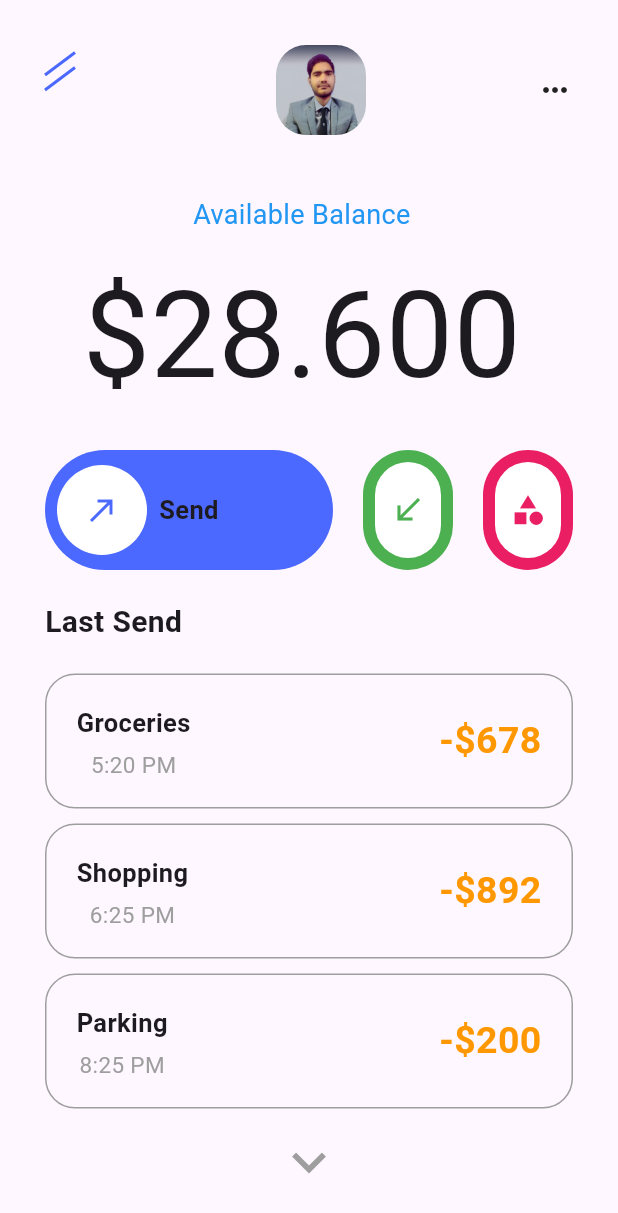
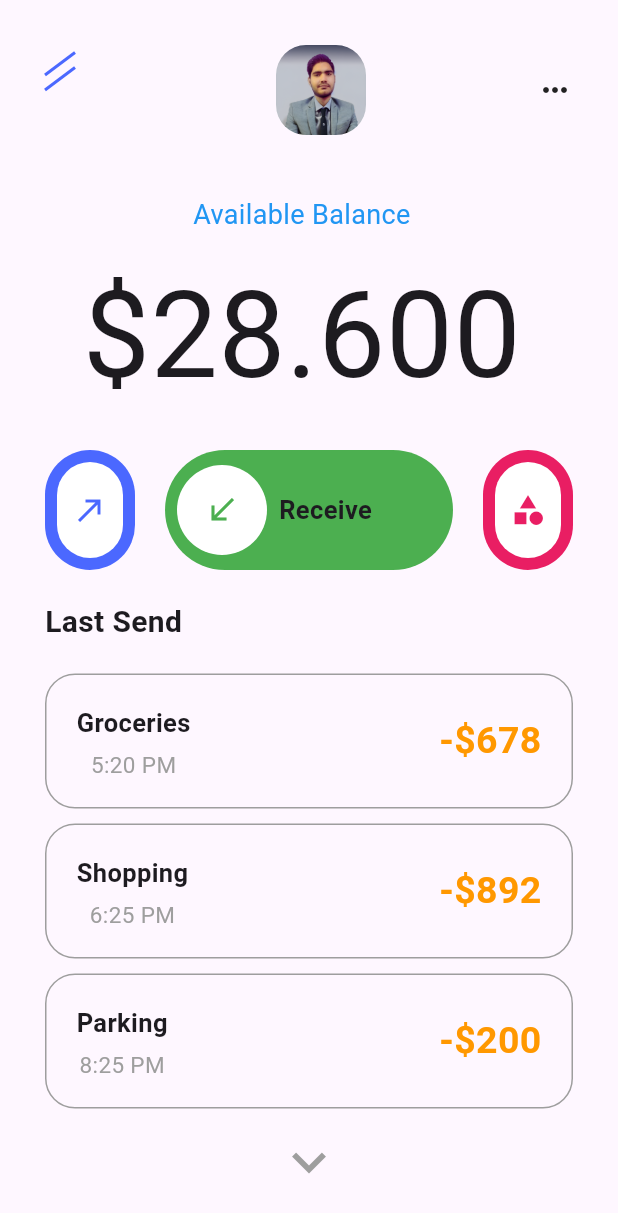
Before and after one commit to Yashu-Chaudhary/Banking-Mobile-App, a Flutter app: the screen it shows after launch, on a phone screen of 412 x 824 dp. Shown: the top 1213 px of the screen. Run offline on Flutter 3.47's test engine with Material 3 defaults, Android fonts, the light colour scheme and no system bars; our stand-ins replace get.

Commit message:
recive button logic

```diff
--- a/lib/app.dart
+++ b/lib/app.dart
@@ -1,4 +1,4 @@
-import 'package:banking_mobile_app/screens/home_screen.dart';
+import 'package:banking_mobile_app/screens/home%20screen/home_screen.dart';
 import 'package:flutter/material.dart';
 import 'package:get/get_navigation/src/root/get_material_app.dart';
 
--- a/lib/screens/home_screen.dart
+++ b/lib/screens/home screen/home_screen.dart
@@ -1,5 +1,5 @@
 import 'package:banking_mobile_app/utils/comman/detail_container.dart';
-import 'package:banking_mobile_app/utils/comman/expandable_row.dart';
+import 'package:banking_mobile_app/screens/home%20screen/widgets/expandable_row.dart';
 import 'package:banking_mobile_app/utils/constants/string_texts.dart';
 import 'package:banking_mobile_app/utils/comman/header.dart';
 import 'package:flutter/material.dart';
--- /dev/null
+++ b/lib/screens/home screen/widgets/expandable_row.dart
@@ -0,0 +1,73 @@
+import 'package:banking_mobile_app/screens/home%20screen/widgets/recive_button.dart';
+import 'package:banking_mobile_app/screens/home%20screen/widgets/send_button.dart';
+import 'package:banking_mobile_app/screens/send_money.dart';
+import 'package:banking_mobile_app/utils/comman/buttons/circular_buttons.dart';
+import 'package:banking_mobile_app/utils/comman/buttons/expended_buttons.dart';
+import 'package:banking_mobile_app/utils/constants/string_colors.dart';
+import 'package:banking_mobile_app/utils/constants/string_texts.dart';
+import 'package:flutter/material.dart';
+import 'package:get/get.dart';
+
+class PExpendableButtonRow extends StatefulWidget {
+  const PExpendableButtonRow({super.key});
+
+  @override
+  State<PExpendableButtonRow> createState() => _PExpendableButtonRowState();
+}
+
+class _PExpendableButtonRowState extends State<PExpendableButtonRow> {
+  int expandedIndex = 1;
+
+  static final List<Widget> button = [const SendButton(), const ReciveButton()];
+
+  @override
+  void setState(VoidCallback fn) {
+    button[expandedIndex];
+  }
+
+  @override
+  Widget build(BuildContext context) {
+    return Row(
+      children: [
+        expandedIndex == 0
+            ? PExpandedButtons(
+                backgroundColor: PColors.primary,
+                icon: const Icon(Icons.north_east),
+                text: PTexts.send,
+                onPressed: () {
+                  expandedIndex = 0;
+                },
+              )
+            : PCircularButton(
+                backgroundColor: PColors.primary,
+                icon: const Icon(Icons.north_east),
+                onTap: () {
+                  expandedIndex = 0;
+                },
+              ),
+        const SizedBox(width: 20),
+        expandedIndex == 1
+            ? PExpandedButtons(
+                backgroundColor: Colors.green,
+                icon: const Icon(Icons.south_west),
+                text: PTexts.receive,
+                onPressed: () {
+                  expandedIndex = 1;
+                })
+            : PCircularButton(
+                backgroundColor: Colors.green,
+                icon: const Icon(Icons.south_west),
+                onTap: () {
+                  expandedIndex = 1;
+                },
+              ),
+        const SizedBox(width: 20),
+        PCircularButton(
+          backgroundColor: Colors.pink,
+          icon: const Icon(Icons.category),
+          onTap: () => Get.to(const SendMoneyPage()),
+        ),
+      ],
+    );
+  }
+}
--- a/lib/screens/send_money.dart
+++ b/lib/screens/send_money.dart
@@ -1,4 +1,4 @@
-import 'package:banking_mobile_app/screens/home_screen.dart';
+import 'package:banking_mobile_app/screens/home%20screen/home_screen.dart';
 import 'package:banking_mobile_app/utils/comman/dialor_keys.dart';
 import 'package:banking_mobile_app/utils/comman/user_account_detail_container.dart';
 import 'package:banking_mobile_app/utils/constants/string_colors.dart';
--- a/lib/utils/comman/buttons/expended_buttons.dart
+++ b/lib/utils/comman/buttons/expended_buttons.dart
@@ -6,16 +6,12 @@ class PExpandedButtons extends StatelessWidget {
     required this.backgroundColor,
     required this.icon,
     required this.text,
-    required this.index,
-    required this.isExpandable,
     required this.onPressed,
   });
 
-  final int index;
   final Color backgroundColor;
   final Icon icon;
   final String text;
-  final bool isExpandable;
   final VoidCallback onPressed;
 
   @override
@@ -45,7 +41,7 @@ class PExpandedButtons extends StatelessWidget {
                 child: IconButton(
                   icon: icon,
                   color: backgroundColor,
-                  onPressed: () {},
+                  onPressed: onPressed,
                 ),
               ),
             ),
--- a/lib/utils/comman/expandable_row.dart
+++ /dev/null
@@ -1,52 +0,0 @@
-import 'package:banking_mobile_app/screens/send_money.dart';
-import 'package:banking_mobile_app/utils/comman/buttons/circular_buttons.dart';
-import 'package:banking_mobile_app/utils/comman/buttons/expended_buttons.dart';
-import 'package:banking_mobile_app/utils/constants/string_colors.dart';
-import 'package:banking_mobile_app/utils/constants/string_texts.dart';
-import 'package:flutter/material.dart';
-import 'package:get/get.dart';
-
-class PExpendableButtonRow extends StatefulWidget {
-  const PExpendableButtonRow({super.key});
-
-  @override
-  State<PExpendableButtonRow> createState() => _PExpendableButtonRowState();
-}
-
-class _PExpendableButtonRowState extends State<PExpendableButtonRow> {
-  int expandedIndex = -1;
-
-  void toggleExpansion(int index) {
-    setState(() {
-      if (index != expandedIndex) {
-        expandedIndex = index;
-      }
-    });
-  }
-
-  @override
-  Widget build(BuildContext context) {
-    return Row(
-      children: [
-        PExpandedButtons(
-          backgroundColor: PColors.primary,
-          icon: const Icon(Icons.north_east),
-          text: PTexts.send,
-          index: 0,
-          isExpandable: true,
-          onPressed: () {},
-        ),
-        const SizedBox(width: 20),
-         PCircularButton(
-          backgroundColor: Colors.green,
-          icon: const Icon(Icons.south_west), onTap: () {},
-        ),
-        const SizedBox(width: 20),
-         PCircularButton(
-          backgroundColor: Colors.pink,
-          icon: const Icon(Icons.category), onTap: ()=>Get.to(const SendMoneyPage()),
-        ),
-      ],
-    );
-  }
-}
```
Also changed, not shown: lib/screens/home screen/widgets/recive_button.dart (added, +10 -0 lines), lib/screens/home screen/widgets/send_button.dart (added, +10 -0 lines), lib/utils/constants/string_images.dart (line endings or trailing spaces).
